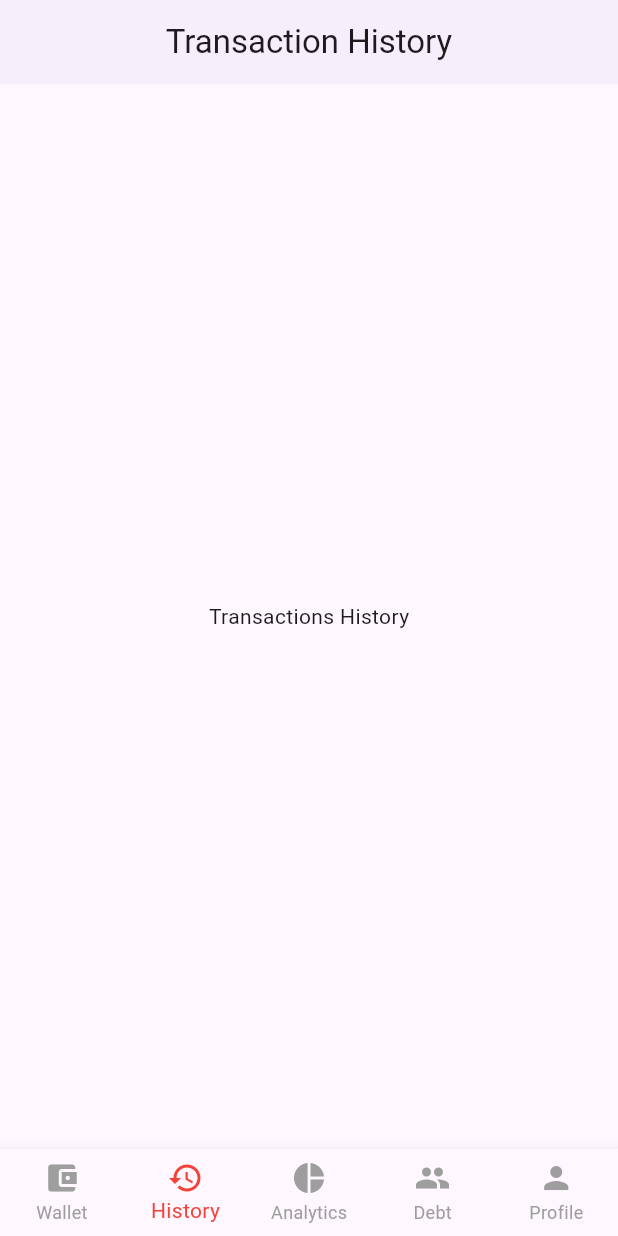
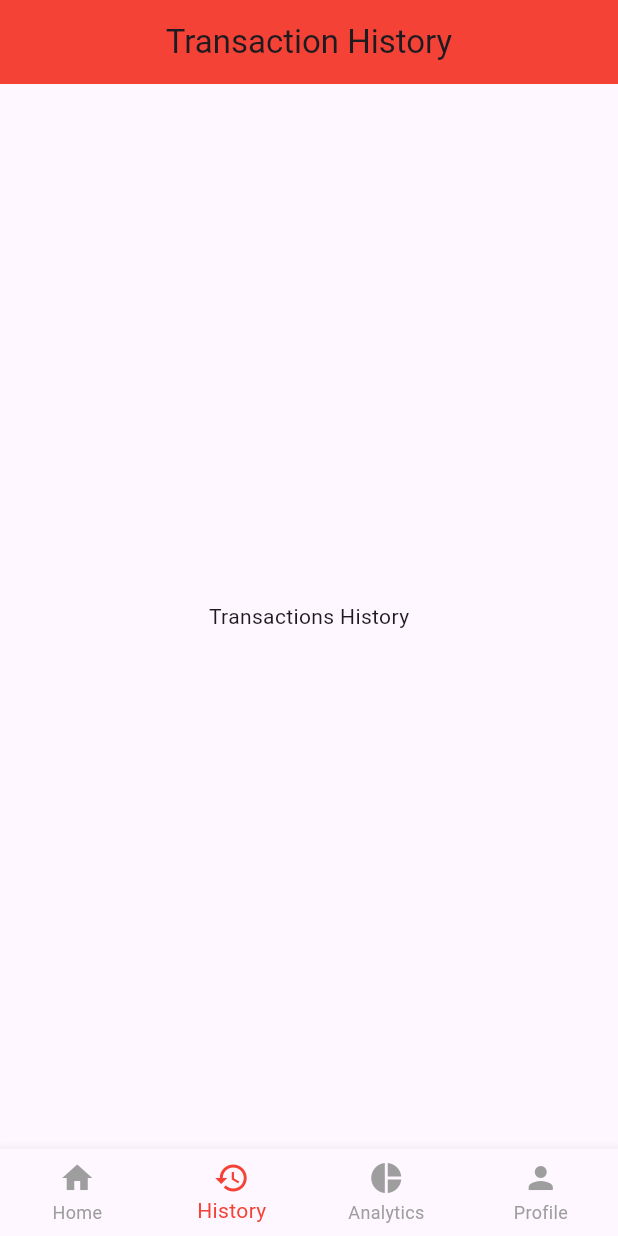
Before and after one commit to Arjun-kallingal/Front-end, a Flutter app: the screen it shows after launch, item 2 of the bottom bar chosen, on a phone screen of 412 x 824 dp. Run offline on Flutter 3.47's test engine with Material 3 defaults, Android fonts, the phone set to English and light mode, and no system bars.

Commit message:
dept feature updates

```diff
--- a/lib/core/widgets/base_app_bar.dart
+++ b/lib/core/widgets/base_app_bar.dart
@@ -1,25 +1,26 @@
 import 'package:flutter/material.dart';
 
-class BaseAppBar extends StatelessWidget implements PreferredSizeWidget {
-  final String title;
-  final List<Widget>? actions;
-
-  const BaseAppBar({
-    super.key,
-    required this.title,
-    this.actions,
-  });
+class WalletScreen extends StatelessWidget {
+  const WalletScreen({super.key});
 
   @override
   Widget build(BuildContext context) {
-    return AppBar(
-      title: Text(title),
-      centerTitle: true,
-      elevation: 1,
-      actions: actions,
+    return Scaffold(
+      appBar: AppBar(
+        title: const Text('Wallet'),
+        centerTitle: true,
+        elevation: 1,
+        backgroundColor: Colors.red,
+        actions: [
+          IconButton(
+            icon: const Icon(Icons.notifications),
+            onPressed: () {},
+          ),
+        ],
+      ),
+      body: const Center(
+        child: Text('Wallet Screen'),
+      ),
     );
   }
-
-  @override
-  Size get preferredSize => const Size.fromHeight(kToolbarHeight);
 }
--- a/lib/features/debt/ui/debtors_screen.dart
+++ b/lib/features/debt/ui/debtors_screen.dart
@@ -1,13 +1,13 @@
-import 'package:flutter/material.dart';
-import 'package:front_end/core/widgets/base_app_bar.dart';
-class DebtScreen extends StatelessWidget {
-  const DebtScreen({super.key});
+// import 'package:flutter/material.dart';
+// import 'package:front_end/core/widgets/base_app_bar.dart';
+// class DebtScreen extends StatelessWidget {
+//   const DebtScreen({super.key});
 
-  @override
-  Widget build(BuildContext context) {
-    return Scaffold(
-      appBar: const BaseAppBar(title: 'Debt Management'),
-      body: const Center(child: Text('Debt Screen')),
-    );
-  }
-}
+//   @override
+//   Widget build(BuildContext context) {
+//     return Scaffold(
+//       appBar: const BaseAppBar(title: 'Debt Management'),
+//       body: const Center(child: Text('Debt Screen')),
+//     );
+//   }
+// }
--- a/lib/features/wallet/ui/wallet_screen.dart
+++ b/lib/features/home/ui/home_screen.dart
@@ -1,5 +1,4 @@
 import 'package:flutter/material.dart';
-import '../../../core/widgets/base_app_bar.dart';
 
 class WalletScreen extends StatelessWidget {
   const WalletScreen({super.key});
@@ -7,10 +6,14 @@ class WalletScreen extends StatelessWidget {
   @override
   Widget build(BuildContext context) {
     return Scaffold(
-      appBar: const BaseAppBar(title: 'Wallet',
+      appBar: AppBar(
+        title: const Text('Home'),
+          backgroundColor: Colors.red,
+        centerTitle: true,
       ),
-
-      body: const Center(child: Text('Wallet Screen')),
+      body: const Center(
+        child: Text('Home Screen'),
+      ),
     );
   }
 }
--- a/lib/features/transactions/ui/transactions_screen.dart
+++ b/lib/features/transactions/ui/transactions_screen.dart
@@ -1,13 +1,19 @@
 import 'package:flutter/material.dart';
-import 'package:front_end/core/widgets/base_app_bar.dart';
+
 class TransactionsScreen extends StatelessWidget {
   const TransactionsScreen({super.key});
 
   @override
   Widget build(BuildContext context) {
     return Scaffold(
-      appBar: const BaseAppBar(title: 'Transaction History'),
-      body: const Center(child: Text('Transactions History')),
+      appBar: AppBar(
+        title: const Text('Transaction History'),
+        backgroundColor: Colors.red,
+        centerTitle: true,
+      ),
+      body: const Center(
+        child: Text('Transactions History'),
+      ),
     );
   }
 }
--- a/lib/navigation/main_navigation.dart
+++ b/lib/navigation/main_navigation.dart
@@ -1,10 +1,10 @@
 import 'package:flutter/material.dart';
 
 
-import '../features/wallet/ui/wallet_screen.dart';
+import '../features/home/ui/home_screen.dart';
 import '../features/transactions/ui/transactions_screen.dart';
 import '../features/analytics/ui/analytics_dashboardscreen.dart';
-import '../features/debt/ui/debtors_screen.dart';
+// import '../features/debt/ui/debtors_screen.dart';
 import '../features/profile/ui/profile_screen.dart';
 
 class MainNavigation extends StatefulWidget {
@@ -21,7 +21,7 @@ class _MainNavigationState extends State<MainNavigation> {
     WalletScreen(),
     TransactionsScreen(),
     AnalyticsDashboardScreen(),
-    DebtScreen(),
+    // DebtScreen(),
     ProfileScreen(),
   ];
 
@@ -43,8 +43,8 @@ class _MainNavigationState extends State<MainNavigation> {
         unselectedItemColor: Colors.grey,
         items: const [
           BottomNavigationBarItem(
-            icon: Icon(Icons.account_balance_wallet),
-            label: 'Wallet',
+            icon: Icon(Icons.home),
+            label: 'Home',
           ),
           BottomNavigationBarItem(
             icon: Icon(Icons.history),
@@ -54,10 +54,10 @@ class _MainNavigationState extends State<MainNavigation> {
             icon: Icon(Icons.pie_chart),
             label: 'Analytics',
           ),
-          BottomNavigationBarItem(
-            icon: Icon(Icons.people),
-            label: 'Debt',
-          ),
+          // BottomNavigationBarItem(
+          //   icon: Icon(Icons.people),
+          //   label: 'Debt',
+          // ),
           BottomNavigationBarItem(
             icon: Icon(Icons.person),
             label: 'Profile',
```
Also changed, not shown: lib/features/analytics/ui/analytics_dashboardscreen.dart (+11 -4 lines), lib/features/profile/ui/profile_screen.dart (+14 -5 lines), lib/features/home/data/home_api.dart (added), lib/features/home/provider/home.provider.dart (added).
